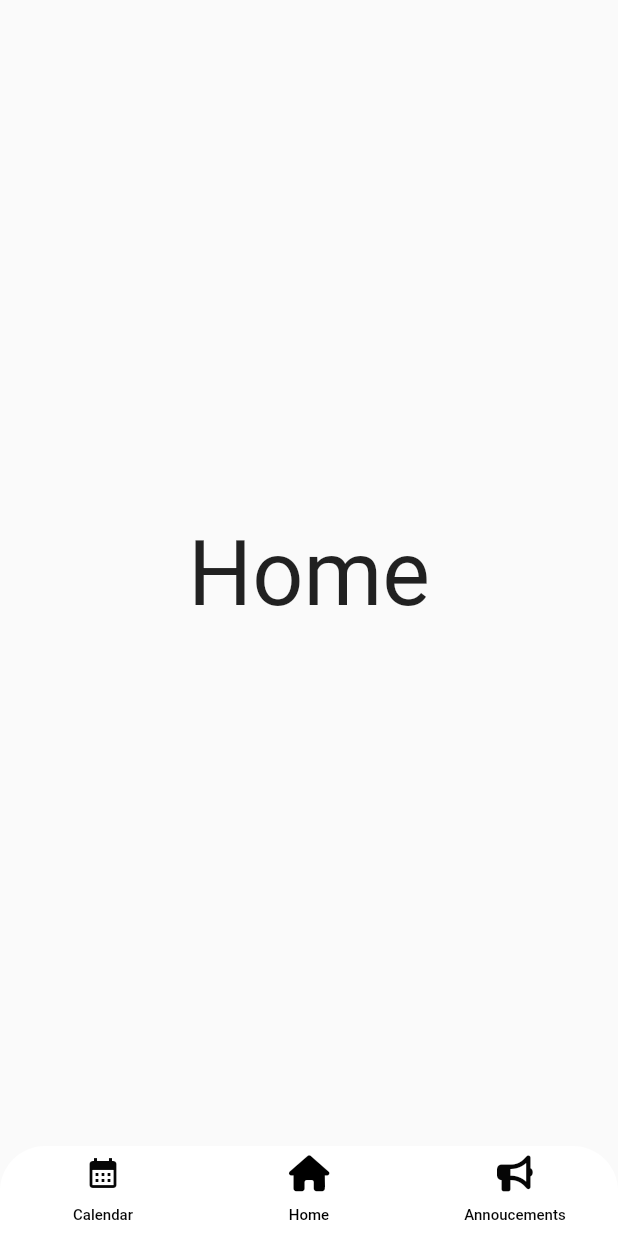
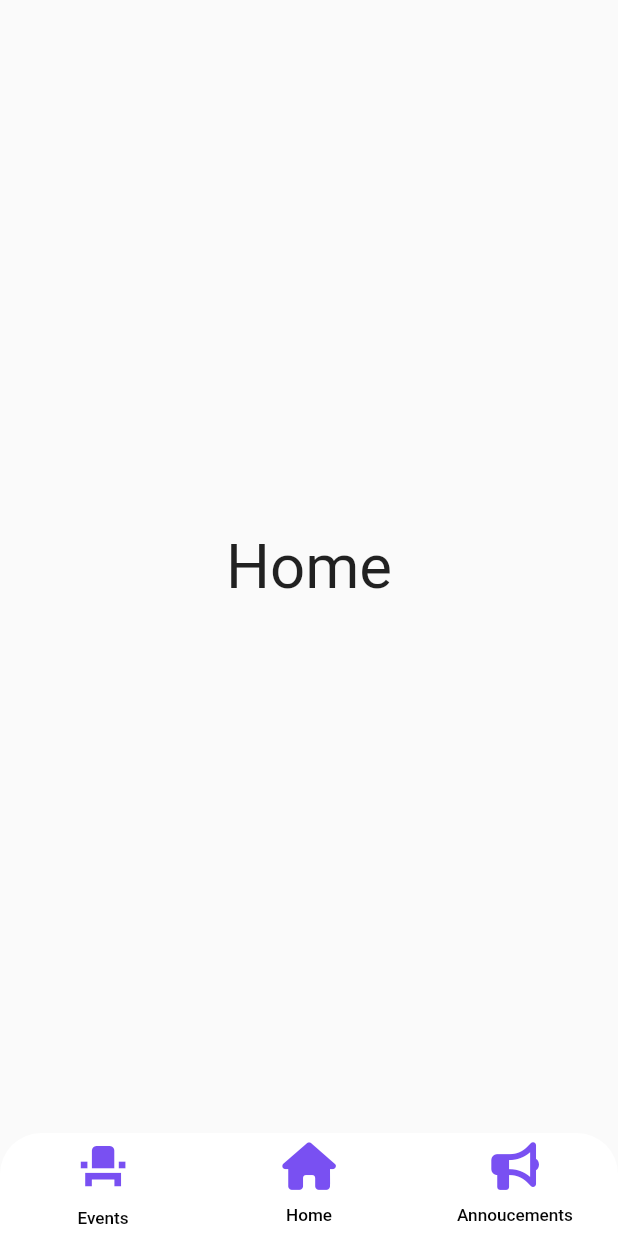
Before and after one commit to IEEE-SB-VIT-Pune/Sahayog, a Flutter app: the screen it shows after launch, on a phone screen of 412 x 824 dp. Run offline on Flutter 3.47's test engine with Material 2 defaults, Android fonts, the phone set to English and light mode, and no system bars; our stand-ins replace carousel_slider, font_awesome_flutter, google_fonts.

Commit message:
media query added

```diff
--- a/lib/main.dart
+++ b/lib/main.dart
@@ -1,11 +1,5 @@
 import 'package:flutter/material.dart';
-import 'package:flutter/rendering.dart';
-import 'package:ieee_app_project/screens/home_page.dart';
-import 'package:ieee_app_project/screens/news1.dart';
-import 'package:font_awesome_flutter/font_awesome_flutter.dart';
-import 'package:vertical_card_pager/vertical_card_pager.dart';
-import 'package:ieee_app_project/screens/listEvent.dart';
-import 'package:ieee_app_project/screens/slider1.dart';
+import 'package:ieee_app_project/widgets/bottom_nav_bar.dart';
 
 void main() {
   runApp(const MyApp());
@@ -18,73 +12,7 @@ class MyApp extends StatelessWidget {
   Widget build(BuildContext context) {
     return MaterialApp(
       debugShowCheckedModeBanner: false,
-      title: 'Flutter Demo',
-      theme: ThemeData(
-        primarySwatch: Colors.blue,
-      ),
-      home: const MyHomePage(title: 'Old Age Home'),
+      home: BottomNavBar(),
     );
   }
 }
-
-class MyHomePage extends StatefulWidget {
-  const MyHomePage({Key? key, required this.title}) : super(key: key);
-
-  final String title;
-
-  @override
-  State<MyHomePage> createState() => _MyHomePageState();
-}
-
-class _MyHomePageState extends State<MyHomePage> {
-  int currentIndex = 0;
-  final screens = [VerticalSlider(), HomePage(), AnnoucementsPage()];
-
-  @override
-  Widget build(BuildContext context) {
-    return DefaultTabController(
-      length: 3,
-      initialIndex: 1,
-      child: Scaffold(
-        //body: VerticalPages(),
-        body: TabBarView(
-          children: <Widget>[VerticalSlider(), HomePage(), AnnoucementsPage()],
-        ),
-        bottomNavigationBar: Container(
-          height: 60,
-          decoration: BoxDecoration(
-            borderRadius: BorderRadius.only(
-              topLeft: Radius.circular(30.0),
-              topRight: Radius.circular(30.0),
-            ),
-            color: Colors.white,
-          ),
-          child: TabBar(
-            labelColor: Colors.black,
-            unselectedLabelColor: Color.fromARGB(255, 6, 6, 6),
-            labelStyle: TextStyle(fontSize: 10.0),
-            indicator: UnderlineTabIndicator(),
-            indicatorColor: Colors.black54,
-            tabs: <Widget>[
-              Tab(
-                icon: Icon(
-                  Icons.calendar_month,
-                  size: 24.0,
-                ),
-                text: 'Calendar',
-              ),
-              Tab(
-                icon: FaIcon(FontAwesomeIcons.house),
-                text: 'Home',
-              ),
-              Tab(
-                icon: FaIcon(FontAwesomeIcons.bullhorn),
-                text: 'Annoucements',
-              ),
-            ],
-          ),
-        ),
-      ),
-    );
-  }
-}
--- a/lib/screens/slider1.dart
+++ b/lib/screens/event_page.dart
@@ -6,6 +6,9 @@ import 'package:ieee_app_project/widgets/event_card.dart';
 class VerticalSlider extends StatelessWidget {
   @override
   Widget build(BuildContext context) {
+    var h, w;
+    h = MediaQuery.of(context).size.height;
+    w = MediaQuery.of(context).size.width;
     return Scaffold(
       appBar: AppBar(
         centerTitle: true,
@@ -19,7 +22,7 @@ class VerticalSlider extends StatelessWidget {
         children: [
           CarouselSlider(
             options: CarouselOptions(
-              aspectRatio: 0.625,
+              aspectRatio: w / 660,
               enlargeCenterPage: true,
               scrollDirection: Axis.vertical,
               autoPlay: false,
--- a/lib/screens/home_page.dart
+++ b/lib/screens/home_page.dart
@@ -2,7 +2,11 @@ import 'package:flutter/material.dart';
 
 class HomePage extends StatelessWidget {
   @override
-  Widget build(BuildContext context) => Scaffold(
-        body: (Center(child: Text('Home', style: TextStyle(fontSize: 60)))),
-      );
+  Widget build(BuildContext context) {
+    var h;
+    h = MediaQuery.of(context).size.height;
+    return Scaffold(
+      body: (Center(child: Text('Home', style: TextStyle(fontSize: h / 20)))),
+    );
+  }
 }
--- a/lib/screens/listEvent.dart
+++ b/lib/screens/listEvent.dart
@@ -8,4 +8,5 @@ final List<Widget> EventCardList = [
   EventCard(),
   EventCard(),
   EventCard(),
+  EventCard()
 ];
--- /dev/null
+++ b/lib/widgets/bottom_nav_bar.dart
@@ -0,0 +1,66 @@
+import 'package:flutter/material.dart';
+import 'package:ieee_app_project/screens/annoucement.dart';
+import 'package:ieee_app_project/screens/home_page.dart';
+import 'package:font_awesome_flutter/font_awesome_flutter.dart';
+import 'package:ieee_app_project/screens/event_page.dart';
+
+class BottomNavBar extends StatefulWidget {
+  const BottomNavBar({super.key});
+
+  @override
+  State<BottomNavBar> createState() => _BottomNavBarState();
+}
+
+class _BottomNavBarState extends State<BottomNavBar> {
+  int currentIndex = 0;
+  final screens = [VerticalSlider(), HomePage(), AnnoucementsPage()];
+  var h, w;
+  @override
+  Widget build(BuildContext context) {
+    h = MediaQuery.of(context).size.height;
+    w = MediaQuery.of(context).size.width;
+    return DefaultTabController(
+      length: 3,
+      initialIndex: 1,
+      child: Scaffold(
+        body: TabBarView(
+          children: <Widget>[VerticalSlider(), HomePage(), AnnoucementsPage()],
+        ),
+        bottomNavigationBar: Container(
+          height: h / 12,
+          decoration: BoxDecoration(
+            borderRadius: BorderRadius.only(
+              topLeft: Radius.circular(w / 15),
+              topRight: Radius.circular(w / 15),
+            ),
+            color: Colors.white,
+          ),
+          child: TabBar(
+            labelColor: Colors.black,
+            unselectedLabelColor: Color.fromARGB(255, 6, 6, 6),
+            labelStyle: TextStyle(fontSize: w / 36),
+            indicator: UnderlineTabIndicator(),
+            indicatorColor: Colors.black54,
+            tabs: <Widget>[
+              Tab(
+                icon: Icon(Icons.event_seat,
+                    size: h / 23, color: Color(0xFF7950F2)),
+                text: 'Events',
+              ),
+              Tab(
+                icon: FaIcon(FontAwesomeIcons.house,
+                    size: h / 26, color: Color(0xFF7950F2)),
+                text: 'Home',
+              ),
+              Tab(
+                icon: FaIcon(FontAwesomeIcons.bullhorn,
+                    size: h / 26, color: Color(0xFF7950F2)),
+                text: 'Annoucements',
+              ),
+            ],
+          ),
+        ),
+      ),
+    );
+  }
+}
--- a/lib/widgets/event_card.dart
+++ b/lib/widgets/event_card.dart
@@ -3,7 +3,6 @@ import 'package:google_fonts/google_fonts.dart';
 
 Widget EventCard() {
   return InkWell(
-      //onTap: onTap,
       child: Container(
     height: 500,
     margin: EdgeInsets.only(right: 10.0, left: 10.0),
```
Also changed, not shown: lib/screens/events1.dart (deleted, +0 -20 lines), lib/screens/events_page.dart (deleted, +0 -22 lines), lib/screens/news_page.dart (deleted, +0 -8 lines), lib/screens/annoucement.dart (renamed from lib/screens/news1.dart).
